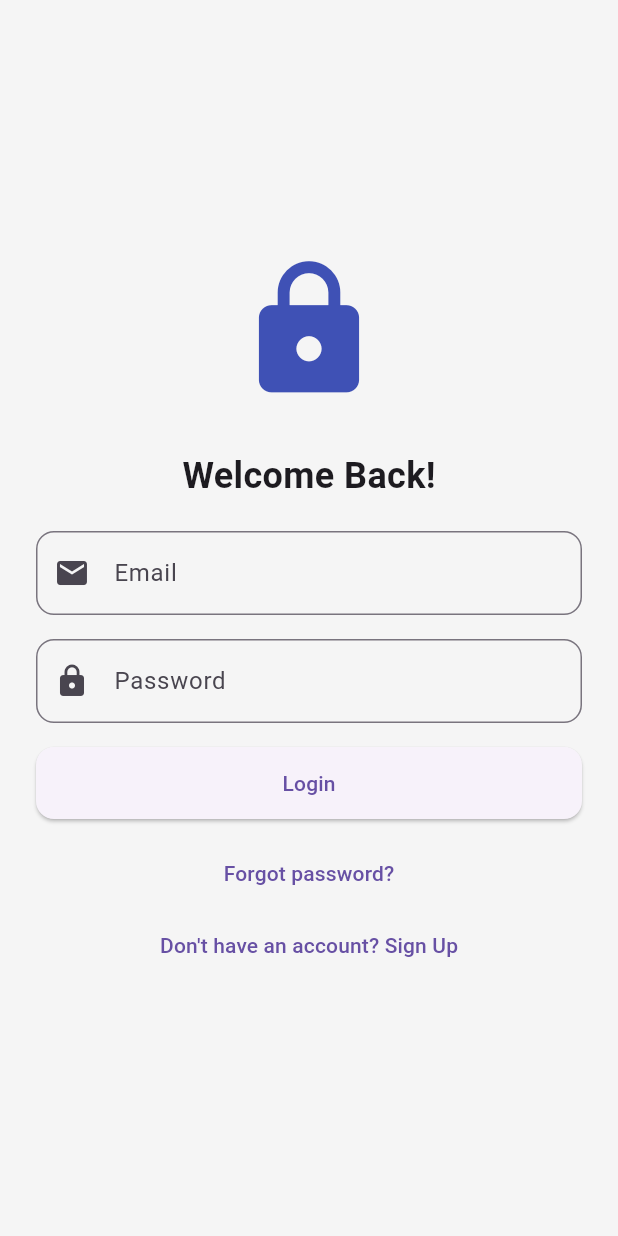
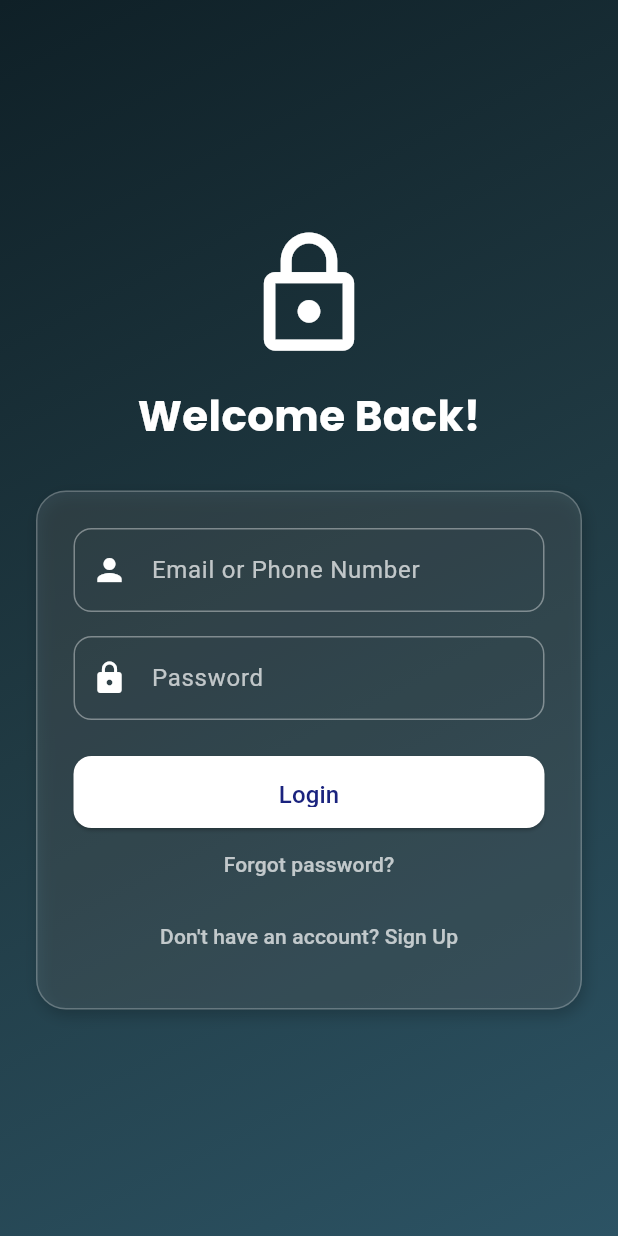
Before and after one commit to agahii/slcloudapppro, a Flutter app: the screen it shows after launch, on a phone screen of 412 x 824 dp. Run offline on Flutter 3.47's test engine with Material 3 defaults, Android fonts, the phone set to English and light mode, and no system bars; our stand-ins replace google_fonts, shared_preferences.

Commit message:
Login and home screen

```diff
--- a/lib/login_screen.dart
+++ b/lib/login_screen.dart
@@ -1,83 +1,192 @@
 import 'package:flutter/material.dart';
+import 'package:google_fonts/google_fonts.dart';
 import 'api_service.dart';
 
-class LoginScreen extends StatelessWidget {
-  final TextEditingController emailController = TextEditingController();
-  final TextEditingController passwordController = TextEditingController();
+class LoginScreen extends StatefulWidget {
+  @override
+  _LoginScreenState createState() => _LoginScreenState();
+}
+
+class _LoginScreenState extends State<LoginScreen> {
+  final emailController = TextEditingController();
+  final passwordController = TextEditingController();
+  bool isLoading = false;
+  String? errorMessage;
+
+  void loginUser() async {
+    setState(() {
+      isLoading = true;
+      errorMessage = null;
+    });
+
+    final email = emailController.text.trim();
+    final password = passwordController.text;
+
+    final response = await ApiService.attemptLogin(email, password);
+
+    setState(() => isLoading = false);
+
+    if (response['success']) {
+      Navigator.pushReplacementNamed(context, '/home');
+    } else {
+      setState(() {
+        errorMessage = response['message'] ?? 'Login failed';
+      });
+    }
+  }
 
   @override
   Widget build(BuildContext context) {
     return Scaffold(
-      backgroundColor: Colors.grey[100],
-      body: Center(
+      body: Container(
+        decoration: const BoxDecoration(
+          gradient: LinearGradient(
+            colors: [
+              Color(0xFF0F2027),
+              Color(0xFF203A43),
+              Color(0xFF2C5364),
+            ],
+            begin: Alignment.topLeft,
+            end: Alignment.bottomRight,
+          ),
+        ),
+        child: Center(
           child: SingleChildScrollView(
-          padding: const EdgeInsets.symmetric(horizontal: 24.0),
+            padding: const EdgeInsets.all(24),
             child: Column(
-            mainAxisAlignment: MainAxisAlignment.center,
               children: [
-              Icon(Icons.lock, size: 100, color: Colors.indigo),
-              const SizedBox(height: 30),
+                Icon(Icons.lock_outline, size: 90, color: Colors.white),
+                const SizedBox(height: 16),
                 Text(
                   'Welcome Back!',
-                style: TextStyle(fontSize: 24, fontWeight: FontWeight.bold),
+                  style: GoogleFonts.poppins(
+                    fontSize: 28,
+                    fontWeight: FontWeight.bold,
+                    color: Colors.white,
                   ),
-              const SizedBox(height: 20),
+                ),
+                const SizedBox(height: 30),
+                Container(
+                  decoration: BoxDecoration(
+                    color: Colors.white.withAlpha((0.1 * 255).toInt()),
+                    borderRadius: BorderRadius.circular(20),
+                    border: Border.all(color: Colors.white24),
+                    boxShadow: [
+                      BoxShadow(
+                        color: Colors.black.withAlpha(51),
+                        blurRadius: 8,
+                        offset: Offset(2, 4),
+                      ),
+                    ],
+                  ),
+                  padding: const EdgeInsets.all(24),
+                  child: Column(
+                    children: [
                       TextField(
                         controller: emailController,
+                        style: TextStyle(color: Colors.white),
                         decoration: InputDecoration(
-                  labelText: 'Email',
-                  prefixIcon: Icon(Icons.email),
-                  border: OutlineInputBorder(borderRadius: BorderRadius.circular(12)),
+                          labelText: 'Email or Phone Number',
+                          labelStyle: TextStyle(color: Colors.white70),
+                          prefixIcon: Icon(Icons.person, color: Colors.white),
+                          enabledBorder: OutlineInputBorder(
+                            borderSide: BorderSide(color: Colors.white38),
+                            borderRadius: BorderRadius.circular(12),
+                          ),
+                          focusedBorder: OutlineInputBorder(
+                            borderSide: BorderSide(color: Colors.white),
+                            borderRadius: BorderRadius.circular(12),
+                          ),
                         ),
                       ),
                       const SizedBox(height: 16),
                       TextField(
                         controller: passwordController,
                         obscureText: true,
+                        style: TextStyle(color: Colors.white),
                         decoration: InputDecoration(
                           labelText: 'Password',
-                  prefixIcon: Icon(Icons.lock),
-                  border: OutlineInputBorder(borderRadius: BorderRadius.circular(12)),
+                          labelStyle: TextStyle(color: Colors.white70),
+                          prefixIcon: Icon(Icons.lock, color: Colors.white),
+                          enabledBorder: OutlineInputBorder(
+                            borderSide: BorderSide(color: Colors.white38),
+                            borderRadius: BorderRadius.circular(12),
+                          ),
+                          focusedBorder: OutlineInputBorder(
+                            borderSide: BorderSide(color: Colors.white),
+                            borderRadius: BorderRadius.circular(12),
                           ),
                         ),
-              const SizedBox(height: 16),
+                      ),
+                      const SizedBox(height: 24),
                       SizedBox(
                         width: double.infinity,
                         child: ElevatedButton(
+                          onPressed: isLoading ? null : loginUser,
                           style: ElevatedButton.styleFrom(
+                            backgroundColor: Colors.white,
+                            foregroundColor: Colors.indigo[900],
                             padding: const EdgeInsets.symmetric(vertical: 14),
                             shape: RoundedRectangleBorder(
                               borderRadius: BorderRadius.circular(12),
                             ),
                           ),
-                  onPressed: () async {
-                    final email = emailController.text.trim();
-                    final password = passwordController.text;
-
-                    final response = await ApiService.attemptLogin(email, password);
-
-                    if (response['success']) {
-                      Navigator.pushReplacementNamed(context, '/home');
-                    } else {
-                      ScaffoldMessenger.of(context).showSnackBar(
-                        SnackBar(content: Text(response['message'] ?? 'Login failed')),
-                      );
-                    }
-                  },
-
-                  child: Text('Login'),
+                          child: SizedBox(
+                            height: 20,
+                            child: Stack(
+                              alignment: Alignment.center,
+                              children: [
+                                Opacity(
+                                  opacity: isLoading ? 0 : 1,
+                                  child: Text(
+                                    'Login',
+                                    style: TextStyle(fontSize: 16),
                                   ),
                                 ),
+                                if (isLoading)
+                                  SizedBox(
+                                    height: 20,
+                                    width: 20,
+                                    child: CircularProgressIndicator(
+                                      strokeWidth: 2,
+                                      color: Colors.indigo,
+                                    ),
+                                  ),
+                              ],
+                            ),
+                          ),
+                        ),
+                      ),
+                      if (errorMessage != null) ...[
                         const SizedBox(height: 12),
+                        Text(
+                          errorMessage!,
+                          style: TextStyle(
+                            color: Colors.redAccent,
+                            fontSize: 14,
+                            fontWeight: FontWeight.w500,
+                          ),
+                        ),
+                      ],
                       TextButton(
                         onPressed: () {},
-                child: Text('Forgot password?'),
+                        child: Text(
+                          'Forgot password?',
+                          style: TextStyle(color: Colors.white70),
+                        ),
                       ),
                       TextButton(
                         onPressed: () {},
-                child: Text("Don't have an account? Sign Up"),
+                        child: Text(
+                          'Don\'t have an account? Sign Up',
+                          style: TextStyle(color: Colors.white70),
+                        ),
                       ),
                     ],
+                  ),
+                ),
+              ],
+            ),
           ),
         ),
       ),
--- a/pubspec.yaml
+++ b/pubspec.yaml
@@ -11,8 +11,9 @@ dependencies:
   flutter:
     sdk: flutter
   cupertino_icons: ^1.0.8
-  http: ^0.13.6
+  http: ^1.1.0
   shared_preferences: ^2.2.2
+  google_fonts: ^6.1.0
 
 dev_dependencies:
   flutter_test:
```
Also changed, not shown: pubspec.lock, 1 other file. Lines whose indentation alone changed are shown as unchanged.
